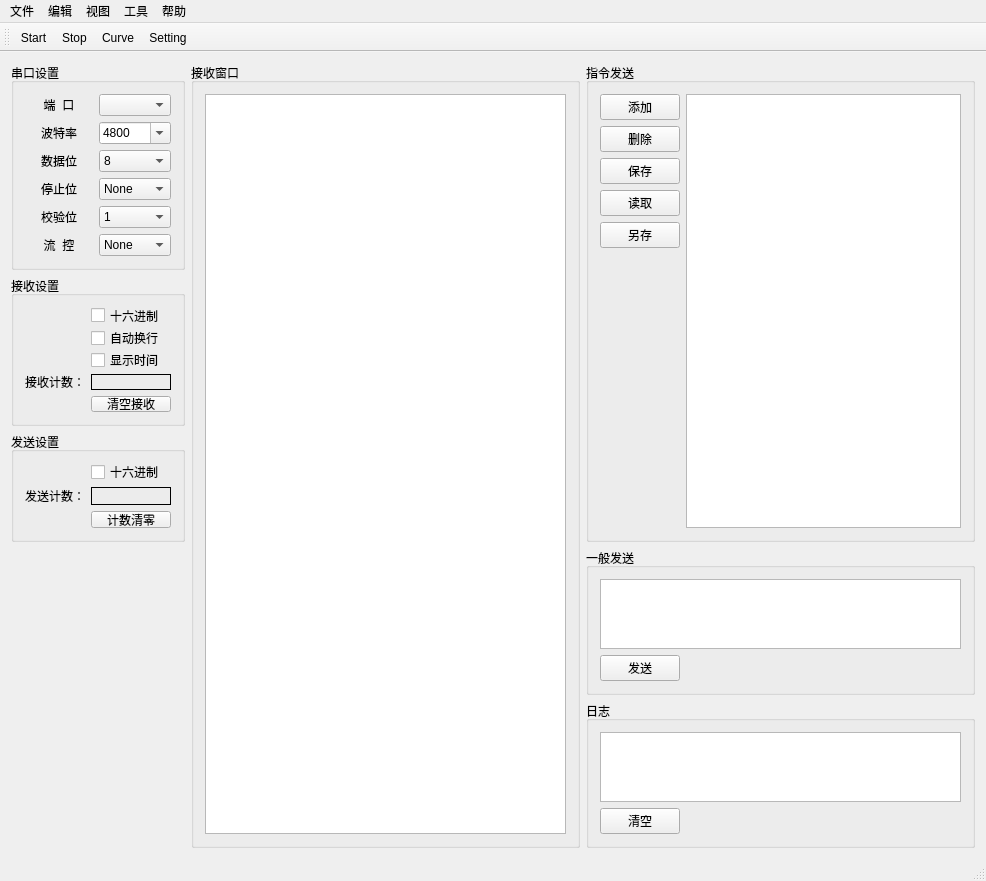
LogicPi-cn/SerialMasterQt5, file mainwindow.ui: the form before one commit.
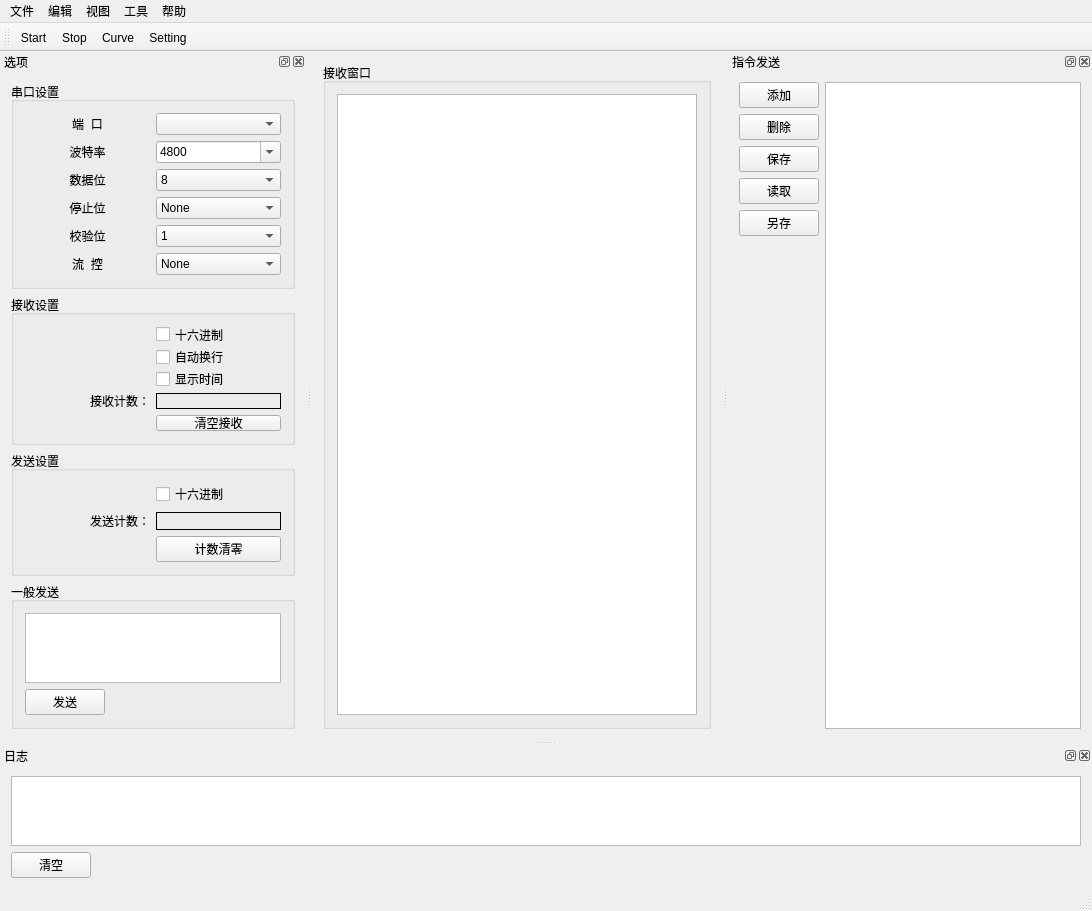
The form after the commit. Icons and pictures are not drawn.

What changed in the file:
```diff
--- a/mainwindow.ui
+++ b/mainwindow.ui
@@ -6,8 +6,8 @@
    <rect>
     <x>0</x>
     <y>0</y>
-    <width>986</width>
-    <height>859</height>
+    <width>1092</width>
+    <height>875</height>
    </rect>
   </property>
   <property name="windowTitle">
@@ -18,7 +18,220 @@
     <normaloff>:/icon/串口.png</normaloff>:/icon/串口.png</iconset>
   </property>
   <widget class="QWidget" name="centralWidget">
+   <layout class="QGridLayout" name="gridLayout_11">
+    <item row="0" column="0">
+     <widget class="QGroupBox" name="groupBox_4">
+      <property name="title">
+       <string>接收窗口</string>
+      </property>
+      <layout class="QGridLayout" name="gridLayout_5">
+       <item row="0" column="0">
+        <widget class="QTextEdit" name="textEdit_Receive">
+         <property name="minimumSize">
+          <size>
+           <width>0</width>
+           <height>0</height>
+          </size>
+         </property>
+        </widget>
+       </item>
+      </layout>
+     </widget>
+    </item>
+   </layout>
+  </widget>
+  <widget class="QMenuBar" name="menuBar">
+   <property name="geometry">
+    <rect>
+     <x>0</x>
+     <y>0</y>
+     <width>1092</width>
+     <height>22</height>
+    </rect>
+   </property>
+   <widget class="QMenu" name="menu">
+    <property name="title">
+     <string>文件</string>
+    </property>
+    <addaction name="separator"/>
+    <addaction name="actionExit"/>
+   </widget>
+   <widget class="QMenu" name="menu_2">
+    <property name="title">
+     <string>编辑</string>
+    </property>
+   </widget>
+   <widget class="QMenu" name="menu_3">
+    <property name="title">
+     <string>视图</string>
+    </property>
+   </widget>
+   <widget class="QMenu" name="menu_4">
+    <property name="title">
+     <string>工具</string>
+    </property>
+   </widget>
+   <widget class="QMenu" name="menu_5">
+    <property name="title">
+     <string>帮助</string>
+    </property>
+    <addaction name="actionUpdate"/>
+    <addaction name="actionAbout"/>
+   </widget>
+   <addaction name="menu"/>
+   <addaction name="menu_2"/>
+   <addaction name="menu_3"/>
+   <addaction name="menu_4"/>
+   <addaction name="menu_5"/>
+  </widget>
+  <widget class="QToolBar" name="mainToolBar">
+   <attribute name="toolBarArea">
+    <enum>TopToolBarArea</enum>
+   </attribute>
+   <attribute name="toolBarBreak">
+    <bool>false</bool>
+   </attribute>
+   <addaction name="actionStart"/>
+   <addaction name="actionStop"/>
+   <addaction name="actionCurve"/>
+   <addaction name="actionSetting"/>
+  </widget>
+  <widget class="QStatusBar" name="statusBar"/>
+  <widget class="QDockWidget" name="dockWidget_CmdSend">
+   <property name="windowTitle">
+    <string>指令发送</string>
+   </property>
+   <attribute name="dockWidgetArea">
+    <number>2</number>
+   </attribute>
+   <widget class="QWidget" name="dockWidgetContents">
    <layout class="QGridLayout" name="gridLayout_4">
+     <item row="2" column="0">
+      <widget class="QPushButton" name="pushButton_SaveAllCmd">
+       <property name="text">
+        <string>保存</string>
+       </property>
+      </widget>
+     </item>
+     <item row="1" column="0">
+      <widget class="QPushButton" name="pushButton_RemoveCmd">
+       <property name="text">
+        <string>删除</string>
+       </property>
+      </widget>
+     </item>
+     <item row="0" column="0">
+      <widget class="QPushButton" name="pushButton_AddCmd">
+       <property name="text">
+        <string>添加</string>
+       </property>
+      </widget>
+     </item>
+     <item row="3" column="0">
+      <widget class="QPushButton" name="pushButton_LoadCmd">
+       <property name="text">
+        <string>读取</string>
+       </property>
+      </widget>
+     </item>
+     <item row="4" column="0">
+      <widget class="QPushButton" name="pushButton_SaveAs">
+       <property name="text">
+        <string>另存</string>
+       </property>
+      </widget>
+     </item>
+     <item row="0" column="1" rowspan="6">
+      <widget class="QTableWidget" name="tableWidget_SendCmd"/>
+     </item>
+    </layout>
+   </widget>
+  </widget>
+  <widget class="QDockWidget" name="dockWidget_Setting">
+   <property name="windowTitle">
+    <string>选项</string>
+   </property>
+   <attribute name="dockWidgetArea">
+    <number>1</number>
+   </attribute>
+   <widget class="QWidget" name="dockWidgetContents_2">
+    <layout class="QGridLayout" name="gridLayout_9">
+     <item row="1" column="0">
+      <widget class="QGroupBox" name="groupBox_2">
+       <property name="maximumSize">
+        <size>
+         <width>16777215</width>
+         <height>150</height>
+        </size>
+       </property>
+       <property name="title">
+        <string>接收设置</string>
+       </property>
+       <layout class="QGridLayout" name="gridLayout_2">
+        <item row="3" column="1">
+         <widget class="QLabel" name="label_ReceiveCnt">
+          <property name="frameShape">
+           <enum>QFrame::Box</enum>
+          </property>
+          <property name="text">
+           <string/>
+          </property>
+         </widget>
+        </item>
+        <item row="0" column="1">
+         <widget class="QCheckBox" name="checkBox_ReceiveAsHex">
+          <property name="text">
+           <string>十六进制</string>
+          </property>
+         </widget>
+        </item>
+        <item row="2" column="1">
+         <widget class="QCheckBox" name="checkBox_ReceiveShowTime">
+          <property name="text">
+           <string>显示时间</string>
+          </property>
+         </widget>
+        </item>
+        <item row="1" column="1">
+         <widget class="QCheckBox" name="checkBox_ReceiveAutoNewLine">
+          <property name="text">
+           <string>自动换行</string>
+          </property>
+         </widget>
+        </item>
+        <item row="3" column="0">
+         <widget class="QLabel" name="label_7">
+          <property name="text">
+           <string>接收计数：</string>
+          </property>
+          <property name="alignment">
+           <set>Qt::AlignRight|Qt::AlignTrailing|Qt::AlignVCenter</set>
+          </property>
+         </widget>
+        </item>
+        <item row="4" column="1">
+         <widget class="QPushButton" name="pushButton_ReceiveClear">
+          <property name="text">
+           <string>清空接收</string>
+          </property>
+         </widget>
+        </item>
+       </layout>
+      </widget>
+     </item>
+     <item row="3" column="0">
+      <spacer name="verticalSpacer">
+       <property name="orientation">
+        <enum>Qt::Vertical</enum>
+       </property>
+       <property name="sizeHint" stdset="0">
+        <size>
+         <width>20</width>
+         <height>40</height>
+        </size>
+       </property>
+      </spacer>
+     </item>
     <item row="0" column="0">
      <widget class="QGroupBox" name="groupBox">
       <property name="minimumSize">
@@ -29,8 +242,8 @@
       </property>
       <property name="maximumSize">
        <size>
-        <width>200</width>
-        <height>220</height>
+         <width>16777215</width>
+         <height>16777215</height>
        </size>
       </property>
       <property name="title">
@@ -166,39 +379,20 @@
       </layout>
      </widget>
     </item>
-    <item row="0" column="4" rowspan="5">
-     <widget class="QGroupBox" name="groupBox_4">
-      <property name="title">
-       <string>接收窗口</string>
-      </property>
-      <layout class="QGridLayout" name="gridLayout_5">
-       <item row="0" column="0">
-        <widget class="QTextEdit" name="textEdit_Receive">
-         <property name="minimumSize">
-          <size>
-           <width>0</width>
-           <height>0</height>
-          </size>
-         </property>
-        </widget>
-       </item>
-      </layout>
-     </widget>
-    </item>
-    <item row="1" column="0">
-     <widget class="QGroupBox" name="groupBox_2">
+     <item row="2" column="0">
+      <widget class="QGroupBox" name="groupBox_3">
       <property name="maximumSize">
        <size>
         <width>16777215</width>
-        <height>150</height>
+         <height>1111111</height>
        </size>
       </property>
       <property name="title">
-       <string>接收设置</string>
-      </property>
-      <layout class="QGridLayout" name="gridLayout_2">
-       <item row="3" column="1">
-        <widget class="QLabel" name="label_ReceiveCnt">
+        <string>发送设置</string>
+       </property>
+       <layout class="QGridLayout" name="gridLayout_3">
+        <item row="2" column="1">
+         <widget class="QLabel" name="label_SendCnt">
          <property name="frameShape">
           <enum>QFrame::Box</enum>
          </property>
@@ -208,53 +402,39 @@
         </widget>
        </item>
        <item row="0" column="1">
-        <widget class="QCheckBox" name="checkBox_ReceiveAsHex">
+         <widget class="QCheckBox" name="checkBox_SendAsHex">
          <property name="text">
           <string>十六进制</string>
          </property>
         </widget>
        </item>
-       <item row="2" column="1">
-        <widget class="QCheckBox" name="checkBox_ReceiveShowTime">
+        <item row="3" column="1">
+         <widget class="QPushButton" name="pushButton_SendClear">
          <property name="text">
-          <string>显示时间</string>
+           <string>计数清零</string>
          </property>
         </widget>
        </item>
-       <item row="1" column="1">
-        <widget class="QCheckBox" name="checkBox_ReceiveAutoNewLine">
+        <item row="2" column="0">
+         <widget class="QLabel" name="label_9">
          <property name="text">
-          <string>自动换行</string>
-         </property>
-        </widget>
-       </item>
-       <item row="3" column="0">
-        <widget class="QLabel" name="label_7">
-         <property name="text">
-          <string>接收计数：</string>
+           <string>发送计数：</string>
          </property>
          <property name="alignment">
           <set>Qt::AlignRight|Qt::AlignTrailing|Qt::AlignVCenter</set>
          </property>
         </widget>
        </item>
-       <item row="4" column="1">
-        <widget class="QPushButton" name="pushButton_ReceiveClear">
-         <property name="text">
-          <string>清空接收</string>
-         </property>
-        </widget>
-       </item>
       </layout>
      </widget>
     </item>
-    <item row="3" column="5">
+     <item row="4" column="0">
      <widget class="QGroupBox" name="groupBox_5">
       <property name="title">
        <string>一般发送</string>
       </property>
       <layout class="QGridLayout" name="gridLayout_6">
-       <item row="1" column="0" rowspan="3">
+        <item row="2" column="1">
         <widget class="QTextEdit" name="textEdit_Send">
          <property name="maximumSize">
           <size>
@@ -264,7 +444,7 @@
          </property>
         </widget>
        </item>
-       <item row="4" column="0">
+        <item row="3" column="1">
         <widget class="QPushButton" name="pushButton_Send">
          <property name="maximumSize">
           <size>
@@ -280,62 +460,18 @@
       </layout>
      </widget>
     </item>
-    <item row="0" column="5" rowspan="3">
-     <widget class="QGroupBox" name="groupBox_6">
-      <property name="title">
-       <string>指令发送</string>
-      </property>
-      <layout class="QGridLayout" name="gridLayout_7">
-       <item row="3" column="1">
-        <widget class="QPushButton" name="pushButton_LoadCmd">
-         <property name="text">
-          <string>读取</string>
-         </property>
-        </widget>
-       </item>
-       <item row="4" column="1">
-        <widget class="QPushButton" name="pushButton_SaveAs">
-         <property name="text">
-          <string>另存</string>
-         </property>
-        </widget>
-       </item>
-       <item row="1" column="1">
-        <widget class="QPushButton" name="pushButton_RemoveCmd">
-         <property name="text">
-          <string>删除</string>
-         </property>
-        </widget>
-       </item>
-       <item row="0" column="1">
-        <widget class="QPushButton" name="pushButton_AddCmd">
-         <property name="text">
-          <string>添加</string>
-         </property>
-        </widget>
-       </item>
-       <item row="2" column="1">
-        <widget class="QPushButton" name="pushButton_SaveAllCmd">
-         <property name="text">
-          <string>保存</string>
-         </property>
-        </widget>
-       </item>
-       <item row="0" column="2" rowspan="6">
-        <widget class="QTableWidget" name="tableWidget_SendCmd"/>
-       </item>
-      </layout>
-     </widget>
-    </item>
-    <item row="4" column="5">
-     <widget class="QGroupBox" name="groupBox_7">
-      <property name="title">
+    </layout>
+   </widget>
+  </widget>
+  <widget class="QDockWidget" name="dockWidget_Log">
+   <property name="windowTitle">
        <string>日志</string>
       </property>
-      <layout class="QGridLayout" name="gridLayout_8">
-       <item row="0" column="0">
-        <widget class="QTextEdit" name="textEdit_Log"/>
-       </item>
+   <attribute name="dockWidgetArea">
+    <number>8</number>
+   </attribute>
+   <widget class="QWidget" name="dockWidgetContents_3">
+    <layout class="QGridLayout" name="gridLayout_10">
        <item row="1" column="0">
         <widget class="QPushButton" name="pushButton_ClearLog">
          <property name="maximumSize">
@@ -349,113 +485,12 @@
          </property>
         </widget>
        </item>
-      </layout>
-     </widget>
-    </item>
-    <item row="2" column="0">
-     <widget class="QGroupBox" name="groupBox_3">
-      <property name="maximumSize">
-       <size>
-        <width>16777215</width>
-        <height>110</height>
-       </size>
-      </property>
-      <property name="title">
-       <string>发送设置</string>
-      </property>
-      <layout class="QGridLayout" name="gridLayout_3">
-       <item row="1" column="0">
-        <widget class="QLabel" name="label_9">
-         <property name="text">
-          <string>发送计数：</string>
-         </property>
-         <property name="alignment">
-          <set>Qt::AlignRight|Qt::AlignTrailing|Qt::AlignVCenter</set>
-         </property>
-        </widget>
-       </item>
-       <item row="2" column="1">
-        <widget class="QPushButton" name="pushButton_SendClear">
-         <property name="text">
-          <string>计数清零</string>
-         </property>
-        </widget>
-       </item>
-       <item row="1" column="1">
-        <widget class="QLabel" name="label_SendCnt">
-         <property name="frameShape">
-          <enum>QFrame::Box</enum>
-         </property>
-         <property name="text">
-          <string/>
-         </property>
-        </widget>
-       </item>
-       <item row="0" column="1">
-        <widget class="QCheckBox" name="checkBox_SendAsHex">
-         <property name="text">
-          <string>十六进制</string>
-         </property>
-        </widget>
-       </item>
-      </layout>
-     </widget>
-    </item>
-   </layout>
+     <item row="0" column="0">
+      <widget class="QTextEdit" name="textEdit_Log"/>
+     </item>
+    </layout>
+   </widget>
   </widget>
-  <widget class="QMenuBar" name="menuBar">
-   <property name="geometry">
-    <rect>
-     <x>0</x>
-     <y>0</y>
-     <width>986</width>
-     <height>22</height>
-    </rect>
-   </property>
-   <widget class="QMenu" name="menu">
-    <property name="title">
-     <string>文件</string>
-    </property>
-   </widget>
-   <widget class="QMenu" name="menu_2">
-    <property name="title">
-     <string>编辑</string>
-    </property>
-   </widget>
-   <widget class="QMenu" name="menu_3">
-    <property name="title">
-     <string>视图</string>
-    </property>
-   </widget>
-   <widget class="QMenu" name="menu_4">
-    <property name="title">
-     <string>工具</string>
-    </property>
-   </widget>
-   <widget class="QMenu" name="menu_5">
-    <property name="title">
-     <string>帮助</string>
-    </property>
-   </widget>
-   <addaction name="menu"/>
-   <addaction name="menu_2"/>
-   <addaction name="menu_3"/>
-   <addaction name="menu_4"/>
-   <addaction name="menu_5"/>
-  </widget>
-  <widget class="QToolBar" name="mainToolBar">
-   <attribute name="toolBarArea">
-    <enum>TopToolBarArea</enum>
-   </attribute>
-   <attribute name="toolBarBreak">
-    <bool>false</bool>
-   </attribute>
-   <addaction name="actionStart"/>
-   <addaction name="actionStop"/>
-   <addaction name="actionCurve"/>
-   <addaction name="actionSetting"/>
-  </widget>
-  <widget class="QStatusBar" name="statusBar"/>
   <action name="actionSetting">
    <property name="icon">
     <iconset resource="source.qrc">
```
Left out of the diff: 27 changed lines with no effect on the pictures. Lines whose indentation alone changed are shown as unchanged.
